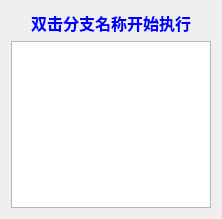
Above: 窗体/branchwin.ui from FsterThanLight/automatic_clicker_2 before the change. Below: the same form after it.
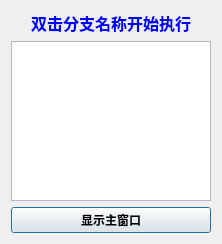
That is the form after the change.

Commit message: 2024年02月22日 00:06:53 变量窗口

The edit to the form file:
```diff
--- a/窗体/branchwin.ui
+++ b/窗体/branchwin.ui
@@ -7,7 +7,7 @@
     <x>0</x>
     <y>0</y>
     <width>222</width>
-    <height>219</height>
+    <height>244</height>
    </rect>
   </property>
   <property name="font">
@@ -18,7 +18,7 @@
   <property name="windowTitle">
    <string>分支执行</string>
   </property>
-  <layout class="QVBoxLayout" name="verticalLayout" stretch="1,9">
+  <layout class="QVBoxLayout" name="verticalLayout" stretch="1,9,0">
    <item>
     <widget class="QLabel" name="label">
      <property name="palette">
@@ -220,6 +220,20 @@
      </property>
     </widget>
    </item>
+   <item>
+    <widget class="QPushButton" name="pushButton">
+     <property name="font">
+      <font>
+       <family>微软雅黑</family>
+       <weight>75</weight>
+       <bold>true</bold>
+      </font>
+     </property>
+     <property name="text">
+      <string>显示主窗口</string>
+     </property>
+    </widget>
+   </item>
   </layout>
  </widget>
  <resources/>
```
The commit also changes 14 other files.
